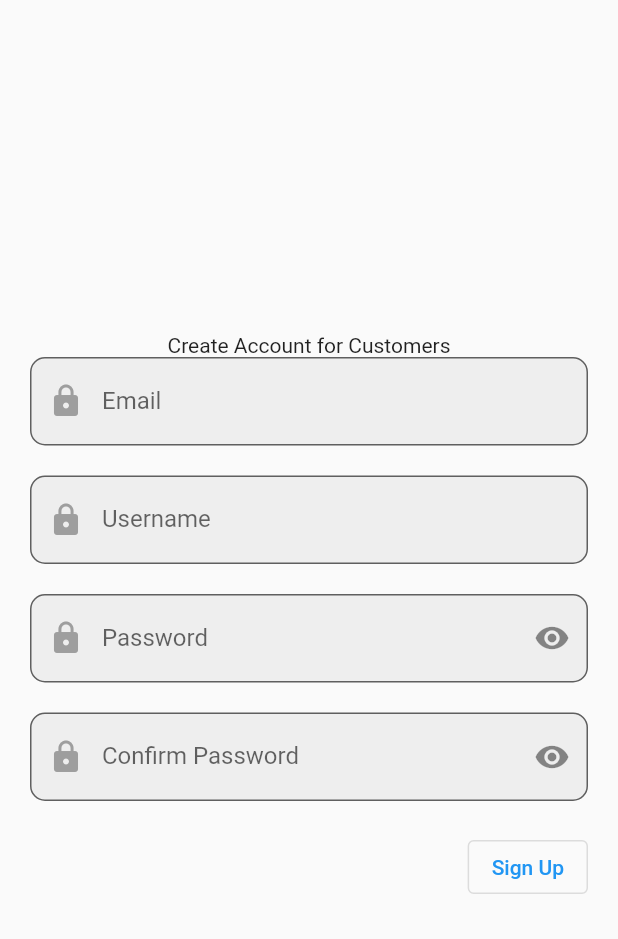
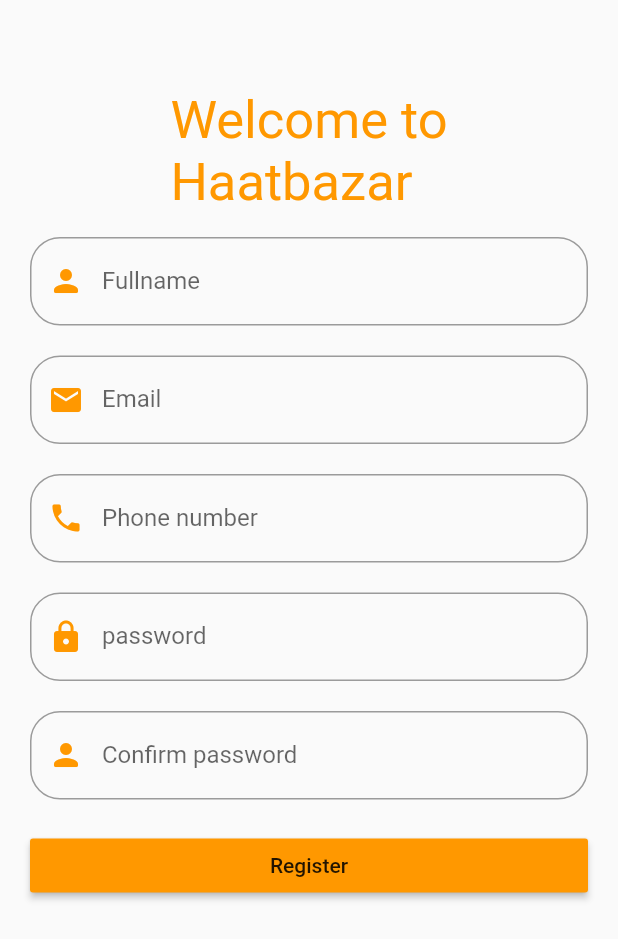
Before and after one commit to tappu2058/Haatbazar, a Flutter app: the RegisterUser screen opened directly, on a phone screen of 412 x 824 dp. Shown: the top 939 px of the screen. Run offline on Flutter 3.47's test engine with Material 2 defaults, Android fonts, the phone set to English and light mode, and no system bars; our stand-ins replace image_picker; network calls fail.

Commit message:
register

```diff
--- a/lib/botton_nav_bar/registerUser.dart
+++ b/lib/botton_nav_bar/registerUser.dart
@@ -1,4 +1,5 @@
 import 'package:flutter/material.dart';
+
 class RegisterUser extends StatefulWidget {
   const RegisterUser({Key? key}) : super(key: key);
 
@@ -7,174 +8,141 @@ class RegisterUser extends StatefulWidget {
 }
 
 class _RegisterUserState extends State<RegisterUser> {
-  final _formKey = GlobalKey<FormState>();
+  final _formkey = GlobalKey<FormState>();
 
-  String _userEmail = '';
-  String _userName = '';
-  String _password = '';
-  String _confirmPassword = '';
-
-  void _trySubmitForm() {
-    final bool? isValid = _formKey.currentState?.validate();
-    if (isValid == true) {
-      debugPrint('Everything looks good!');
-      debugPrint(_userEmail);
-      debugPrint(_userName);
-      debugPrint(_password);
-      debugPrint(_confirmPassword);
-
-      /*
-      Continute proccessing the provided information with your own logic
-      such us sending HTTP requests, savaing to SQLite database, etc.
-      */
-    }
-  }
-  bool _isObscure = true;
-  bool _isObscuree = true;
+  final Fullnamecontroller = new TextEditingController();
+  final EmailController = new TextEditingController();
+  final phonecontroler = new TextEditingController();
+  final passwordcontroller = new TextEditingController();
+  final confirmpasswordcontroller = new TextEditingController();
   @override
   Widget build(BuildContext context) {
-    return Scaffold(
-      body: SafeArea(
-        child: Center(
-          child: Center(
-            child: Padding(
-              padding: const EdgeInsets.all(20),
-              child: Form(
-                  key: _formKey,
-                  child: Column(
-                    mainAxisSize: MainAxisSize.min,
+    return SafeArea(
+        child: Scaffold(
+          body: Form(
+            key: _formkey,
+            child: ListView(
+              padding: EdgeInsets.all(20),
               children: [
+                SizedBox(height: 40,),
                 Center(
-                        child: Text("Create Account for Customers"),
+                  child: Text("Welcome to\nHaatbazar",style: TextStyle(
+                    fontSize: 35,
+                    color: Colors.orange
+                  ),),
                 ),
-                      /// Eamil
+                SizedBox(height: 16,),
+                //fullname
                 TextFormField(
+                  keyboardType: TextInputType.name,
+                  controller: Fullnamecontroller,
+                  validator: (value){
+                    if(value!.isEmpty){
+                      return 'Enter your full name';
+                    }
+                    return null;
+                  },
                   decoration: InputDecoration(
-                            filled: true,
-                            fillColor: Colors.grey[200],
-                            prefixIcon: Icon(Icons.lock,color: Colors.grey,),
-                            labelText: 'Email',
+                    hintText: 'Fullname',
+                    labelText: 'Fullname',
+                    prefixIcon: Icon(Icons.person_rounded,color: Colors.orange,),
                     border: OutlineInputBorder(
-                              borderRadius: BorderRadius.circular(10.0),
+                      borderRadius: BorderRadius.circular(20),
                     )
                   ),
-                        validator: (value) {
-                          if (value == null || value.trim().isEmpty) {
-                            return 'Please enter your email address';
+                ),
+                SizedBox(height: 20,),
+                //email
+                TextFormField(
+                  keyboardType: TextInputType.emailAddress,
+                  controller: EmailController,
+                  validator: (value){
+                    if(value!.isEmpty){
+                      return 'Enter your email';
                     }
-                          // Check if the entered email has the right format
-                          if (!RegExp(r'\S+@\S+\.\S+').hasMatch(value)) {
-                            return 'Please enter a valid email address';
-                          }
-                          // Return null if the entered email is valid
                     return null;
                   },
-                        onChanged: (value) => _userEmail = value,
+                  decoration: InputDecoration(
+                      hintText: 'Email',
+                      labelText: 'Email',
+                      prefixIcon: Icon(Icons.mail,color: Colors.orange,),
+                      border: OutlineInputBorder(
+                        borderRadius: BorderRadius.circular(20),
+                      )
+                  ),
                 ),
                 SizedBox(height: 20,),
-                      /// username
+                //phone
                 TextFormField(
+                  keyboardType: TextInputType.phone,
+                  controller: phonecontroler,
+                  validator: (value){
+                    if(value!.isEmpty){
+                      return 'Enter your phone number';
+                    }
+                    return null;
+                  },
                   decoration: InputDecoration(
-                            filled: true,
-                            fillColor: Colors.grey[200],
-                            prefixIcon: Icon(Icons.lock,color: Colors.grey,),
-                            labelText: 'Username',
+                      hintText: 'Phone number',
+                      labelText: 'Phone number',
+                      prefixIcon: Icon(Icons.phone,color: Colors.orange,),
                       border: OutlineInputBorder(
-                              borderRadius: BorderRadius.circular(10.0),
+                        borderRadius: BorderRadius.circular(20),
                       )
                   ),
-                        validator: (value) {
-                          if (value == null || value.trim().isEmpty) {
-                            return 'This field is required';
+                ),
+                SizedBox(height: 20,),
+                //password
+                TextFormField(
+                  keyboardType: TextInputType.text,
+                  obscureText: true,
+                  controller: passwordcontroller,
+                  validator: (value){
+                    if(value!.isEmpty){
+                      return 'Enter password';
                     }
-                          if (value.trim().length < 4) {
-                            return 'Username must be at least 4 characters in length';
-                          }
-                          // Return null if the entered username is valid
                     return null;
                   },
-                        onChanged: (value) => _userName = value,
+                  decoration: InputDecoration(
+                      hintText: 'Password',
+                      labelText: 'password',
+                      prefixIcon: Icon(Icons.lock,color: Colors.orange,),
+                      border: OutlineInputBorder(
+                        borderRadius: BorderRadius.circular(20),
+                      )
+                  ),
                 ),
                 SizedBox(height: 20,),
-                      /// Password
+                //confirm password
                 TextFormField(
+                  keyboardType: TextInputType.text,
+                  controller: confirmpasswordcontroller,
+                  obscureText: true,
+                  validator: (value){
+                    if(value!.isEmpty){
+                      return 'Confirm your password';
+                    }
+                    return null;
+                  },
                   decoration: InputDecoration(
-                            filled: true,
-                            fillColor: Colors.grey[200],
-                            prefixIcon: Icon(Icons.lock,color: Colors.grey,),
-                            suffixIcon: IconButton(
-                                icon: Icon(
-                                    _isObscure ? Icons.visibility : Icons.visibility_off),
-                                onPressed: () {
-                                  setState(() {
-                                    _isObscure = !_isObscure;
-                                  });
-                                }),
-                            labelText: 'Password',
+                      hintText: 'Confirm password',
+                      labelText: 'Confirm password',
+                      prefixIcon: Icon(Icons.person_rounded,color: Colors.orange,),
                       border: OutlineInputBorder(
-                              borderRadius: BorderRadius.circular(10.0),
+                        borderRadius: BorderRadius.circular(20),
                       )
                   ),
-                        obscureText: _isObscure,
-                        validator: (value) {
-                          if (value == null || value.trim().isEmpty) {
-                            return 'This field is required';
-                          }
-                          if (value.trim().length < 8) {
-                            return 'Password must be at least 8 characters in length';
-                          }
-                          // Return null if the entered password is valid
-                          return null;
-                        },
-                        onChanged: (value) => _password = value,
                 ),
                 SizedBox(height: 20,),
-                      /// Confirm Password
-                      TextFormField(
-                        decoration: InputDecoration(
-                            filled: true,
-                            fillColor: Colors.grey[200],
-                            prefixIcon: Icon(Icons.lock,color: Colors.grey,),
-                            suffixIcon: IconButton(
-                                icon: Icon(
-                                    _isObscuree ? Icons.visibility : Icons.visibility_off),
-                                onPressed: () {
-                                  setState(() {
-                                    _isObscuree = !_isObscuree;
-                                  });
-                                }),
-                            labelText: 'Confirm Password',
-                            border: OutlineInputBorder(
-                              borderRadius: BorderRadius.circular(10.0),
+                MaterialButton(
+                    onPressed: (){},
+                  child: Text("Register"),
+                  color: Colors.orange,
                 )
-                        ),
-                        obscureText: _isObscuree,
-                        validator: (value) {
-                          if (value == null || value.isEmpty) {
-                            return 'This field is required';
-                          }
-
-                          if (value != _password) {
-                            return 'Confimation password does not match the entered password';
-                          }
-
-                          return null;
-                        },
-                        onChanged: (value) => _confirmPassword = value,
-                      ),
-                      const SizedBox(height: 20),
-                      //sign in
-                      Container(
-                          alignment: Alignment.centerRight,
-                          child: OutlinedButton(
-                              onPressed: _trySubmitForm,
-                              child: const Text('Sign Up')))
               ],
-                  )),
             ),
           ),
-        ),
-      ),
+        )
     );
   }
 }
```
Also changed, not shown: lib/vendor/vendorCreatePost.dart (+45 -6 lines). Lines whose indentation alone changed are shown as unchanged.
